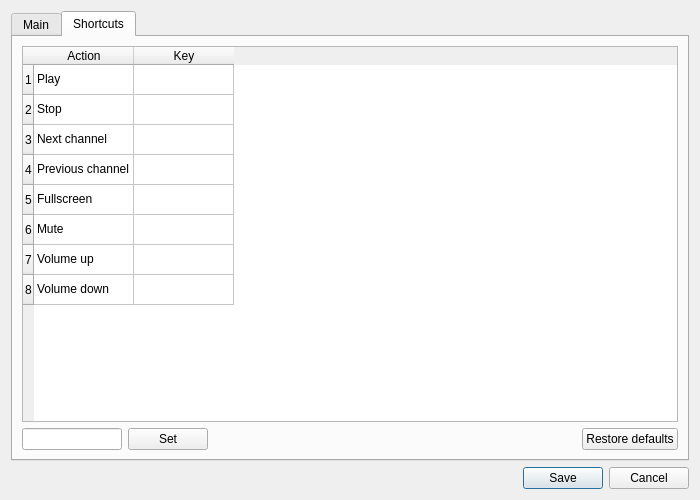
This is ui/EditSettings.ui in ntadej/tano as Qt 5 draws it before an edit. The edited form follows.
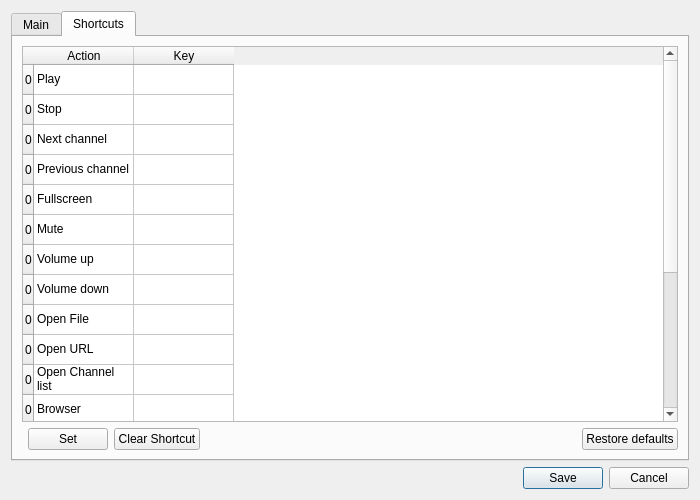
This is the edited form. The open tabs and pages were chosen to show the change. Icons and pictures are not drawn. Custom widgets are drawn as their Qt base class.

Commit message: Application shortcuts update, QtKeySequenceEdit class from Qt library added, licence info in some files

```diff
--- a/ui/EditSettings.ui
+++ b/ui/EditSettings.ui
@@ -154,14 +154,96 @@
          <property name="editTriggers" >
           <set>QAbstractItemView::NoEditTriggers</set>
          </property>
-         <row/>
-         <row/>
-         <row/>
-         <row/>
-         <row/>
-         <row/>
-         <row/>
-         <row/>
+         <row>
+          <property name="text" >
+           <string>0</string>
+          </property>
+         </row>
+         <row>
+          <property name="text" >
+           <string>0</string>
+          </property>
+         </row>
+         <row>
+          <property name="text" >
+           <string>0</string>
+          </property>
+         </row>
+         <row>
+          <property name="text" >
+           <string>0</string>
+          </property>
+         </row>
+         <row>
+          <property name="text" >
+           <string>0</string>
+          </property>
+         </row>
+         <row>
+          <property name="text" >
+           <string>0</string>
+          </property>
+         </row>
+         <row>
+          <property name="text" >
+           <string>0</string>
+          </property>
+         </row>
+         <row>
+          <property name="text" >
+           <string>0</string>
+          </property>
+         </row>
+         <row>
+          <property name="text" >
+           <string>0</string>
+          </property>
+         </row>
+         <row>
+          <property name="text" >
+           <string>0</string>
+          </property>
+         </row>
+         <row>
+          <property name="text" >
+           <string>0</string>
+          </property>
+         </row>
+         <row>
+          <property name="text" >
+           <string>0</string>
+          </property>
+         </row>
+         <row>
+          <property name="text" >
+           <string>0</string>
+          </property>
+         </row>
+         <row>
+          <property name="text" >
+           <string>0</string>
+          </property>
+         </row>
+         <row>
+          <property name="text" >
+           <string>0</string>
+          </property>
+         </row>
+         <row>
+          <property name="text" >
+           <string>0</string>
+          </property>
+         </row>
+         <row>
+          <property name="text" >
+           <string>0</string>
+          </property>
+         </row>
+         <row>
+          <property name="text" >
+           <string>0</string>
+          </property>
+         </row>
          <column>
           <property name="text" >
            <string>Action</string>
@@ -252,25 +334,112 @@
            <string> </string>
           </property>
          </item>
+         <item row="8" column="0" >
+          <property name="text" >
+           <string>Open File</string>
+          </property>
+         </item>
+         <item row="8" column="1" >
+          <property name="text" >
+           <string> </string>
+          </property>
+         </item>
+         <item row="9" column="0" >
+          <property name="text" >
+           <string>Open URL</string>
+          </property>
+         </item>
+         <item row="9" column="1" >
+          <property name="text" >
+           <string> </string>
+          </property>
+         </item>
+         <item row="10" column="0" >
+          <property name="text" >
+           <string>Open Channel list</string>
+          </property>
+         </item>
+         <item row="10" column="1" >
+          <property name="text" >
+           <string> </string>
+          </property>
+         </item>
+         <item row="11" column="0" >
+          <property name="text" >
+           <string>Browser</string>
+          </property>
+         </item>
+         <item row="11" column="1" >
+          <property name="text" >
+           <string> </string>
+          </property>
+         </item>
+         <item row="12" column="0" >
+          <property name="text" >
+           <string>Edit Channel list</string>
+          </property>
+         </item>
+         <item row="12" column="1" >
+          <property name="text" >
+           <string> </string>
+          </property>
+         </item>
+         <item row="13" column="0" >
+          <property name="text" >
+           <string>Settings</string>
+          </property>
+         </item>
+         <item row="13" column="1" >
+          <property name="text" >
+           <string> </string>
+          </property>
+         </item>
+         <item row="14" column="0" >
+          <property name="text" >
+           <string>Always on top</string>
+          </property>
+         </item>
+         <item row="14" column="1" >
+          <property name="text" >
+           <string> </string>
+          </property>
+         </item>
+         <item row="15" column="0" >
+          <property name="text" >
+           <string>Simple Mode</string>
+          </property>
+         </item>
+         <item row="15" column="1" >
+          <property name="text" >
+           <string> </string>
+          </property>
+         </item>
+         <item row="16" column="0" >
+          <property name="text" >
+           <string>Help</string>
+          </property>
+         </item>
+         <item row="16" column="1" >
+          <property name="text" >
+           <string> </string>
+          </property>
+         </item>
+         <item row="17" column="0" >
+          <property name="text" >
+           <string>About</string>
+          </property>
+         </item>
+         <item row="17" column="1" >
+          <property name="text" >
+           <string> </string>
+          </property>
+         </item>
         </widget>
        </item>
        <item>
         <layout class="QHBoxLayout" name="restoreLayout" >
          <item>
-          <widget class="ShortcutEdit" name="lineEdit" >
-           <property name="sizePolicy" >
-            <sizepolicy vsizetype="Fixed" hsizetype="Fixed" >
-             <horstretch>0</horstretch>
-             <verstretch>0</verstretch>
-            </sizepolicy>
-           </property>
-           <property name="maximumSize" >
-            <size>
-             <width>100</width>
-             <height>16777215</height>
-            </size>
-           </property>
-          </widget>
+          <widget class="QtKeySequenceEdit" native="1" name="keyEditor" />
          </item>
          <item>
           <widget class="QPushButton" name="buttonSet" >
@@ -279,6 +448,13 @@
            </property>
           </widget>
          </item>
+         <item>
+          <widget class="QPushButton" name="buttonClear" >
+           <property name="text" >
+            <string>Clear Shortcut</string>
+           </property>
+          </widget>
+         </item>
          <item>
           <spacer name="horizontalSpacer" >
            <property name="orientation" >
@@ -316,9 +492,10 @@
  </widget>
  <customwidgets>
   <customwidget>
-   <class>ShortcutEdit</class>
-   <extends>QLineEdit</extends>
-   <header>ui/ShortcutEdit.h</header>
+   <class>QtKeySequenceEdit</class>
+   <extends>QWidget</extends>
+   <header>lib/QtKeySequenceEdit.h</header>
+   <container>1</container>
   </customwidget>
  </customwidgets>
  <resources>
```
Left out of the diff: 8 changed lines with no effect on the pictures. The commit also changes 18 other files.
